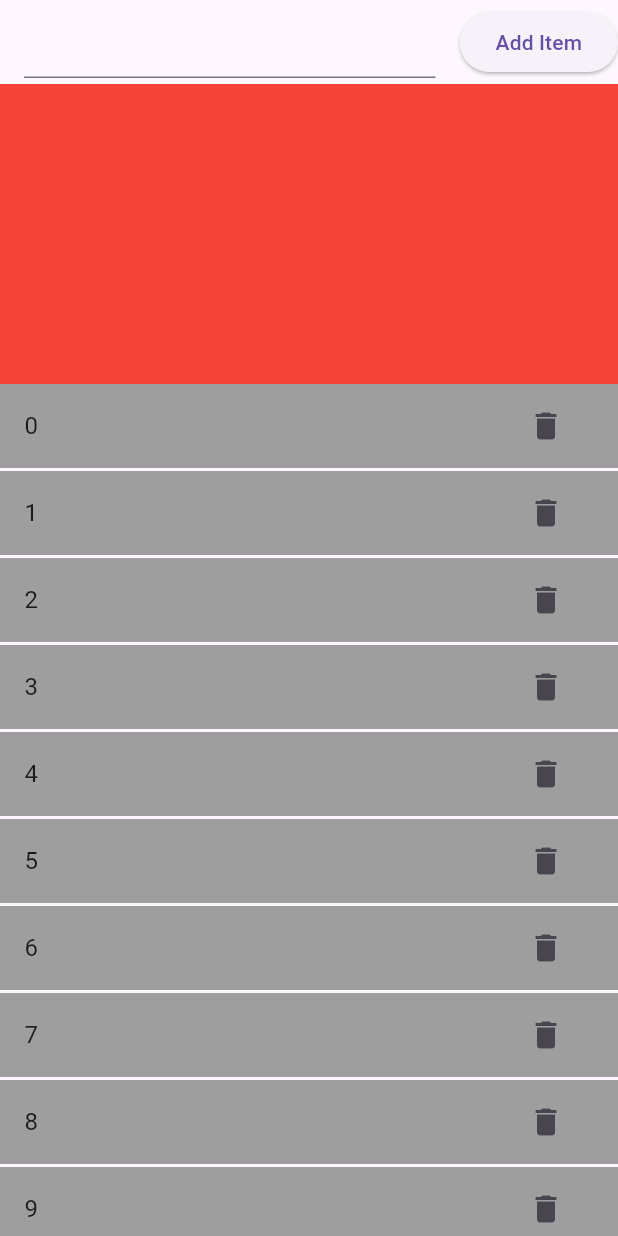
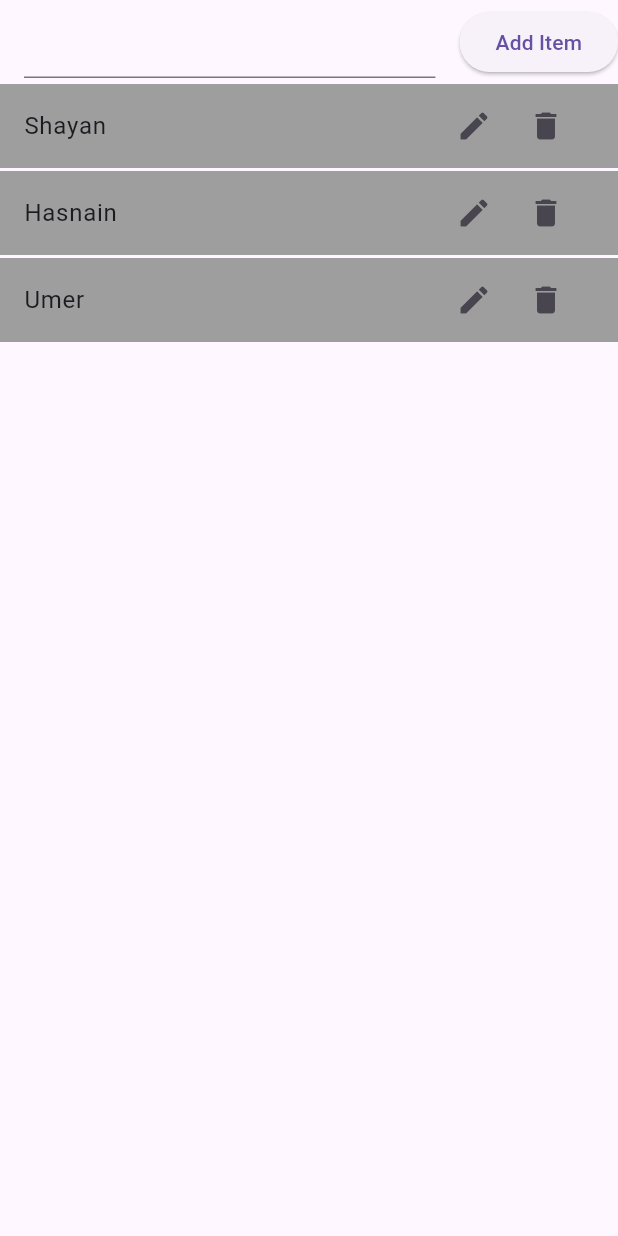
Before and after one commit to Hafiz-Muhammad-Shayan/Flutter-Explanation-video, a Flutter app: the screen it shows after launch, on a phone screen of 412 x 824 dp. Run offline on Flutter 3.47's test engine with Material 3 defaults, Android fonts, the phone set to English and light mode, and no system bars.

Commit message:
Updated project

```diff
--- a/lib/profile_view.dart
+++ b/lib/profile_view.dart
@@ -11,6 +11,33 @@ class _ProfileViewState extends State<ProfileView> {
   List<String> friendList = ["Shayan", "Hasnain" , "Umer"];
   TextEditingController friendListController = TextEditingController();
   TextEditingController updateItemController = TextEditingController();
+
+  updateItem(index){
+    updateItemController.text = friendList[index];
+    showDialog(
+      // barrierDismissible: false,
+        context: context,
+        builder: (context){
+          return AlertDialog(
+            title: Text("Update Value"),
+            content: TextField(
+              controller: updateItemController,
+            ),
+            actions: [
+              ElevatedButton(
+                  onPressed: (){
+                    setState(() {
+                      friendList[index] = updateItemController.text;
+
+                    });
+                    updateItemController.clear();
+                    Navigator.pop(context);
+                  },
+                  child: Text("Update")),
+            ],
+          );
+        });
+  }
   addItem(){
     setState(() {
       friendList.add("value");
@@ -40,34 +67,33 @@ class _ProfileViewState extends State<ProfileView> {
         ],
       ),
       body: SafeArea(
-          child: Column(
-            children: [
-              Container(
-                height: 200,
-                color: Colors.red,
-              ),
-              Expanded(
           child: ListView.builder(
             // shrinkWrap: true,
             // physics: NeverScrollableScrollPhysics(),
-                  itemCount: 20,
+            itemCount: friendList.length,
               itemBuilder: (context, index) {
                 return Container(
                   margin: EdgeInsets.only(bottom: 2),
                   child: ListTile(
                     tileColor: Colors.grey,
-                          title: Text("$index"),
-                          trailing: IconButton(
+                    title: Text(friendList[index]),
+                    trailing: Wrap(
+                      children: [
+                        IconButton(
+                            onPressed: (){
+                              updateItem(index);
+                            },
+                            icon: const Icon(Icons.edit)),
+                        IconButton(
                             onPressed: (){
                               removeItem(meraBanayahuaApnaParameterJoValuePassKarega: index);
                             },
                             icon: const Icon(Icons.delete)),
+                      ],
+                    ),
                   ),
                 );
               },
-                ),
-              ),
-            ],
           )),
     );
   }
```
Lines whose indentation alone changed are shown as unchanged.
